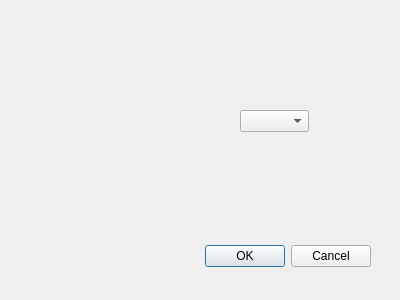
Before: the Qt Designer form insertdatadialog.ui in zhouGit-1991/FFF, drawn with Qt 5.
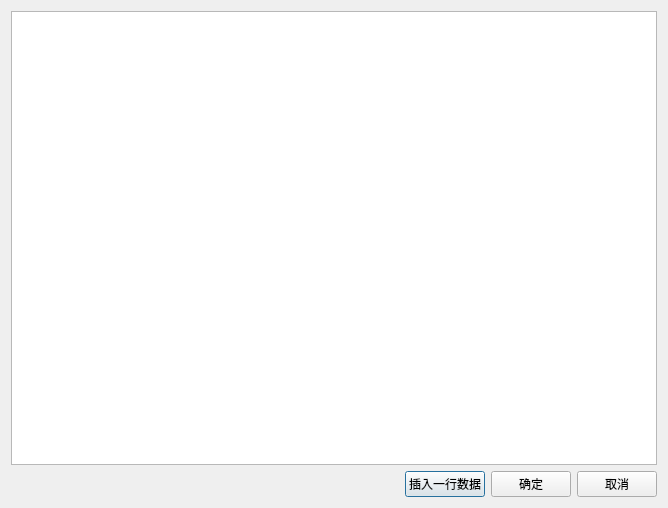
After: the same form once the commit is applied.

The edit to the form file:
```diff
--- a/insertdatadialog.ui
+++ b/insertdatadialog.ui
@@ -6,39 +6,56 @@
    <rect>
     <x>0</x>
     <y>0</y>
-    <width>400</width>
-    <height>300</height>
+    <width>668</width>
+    <height>508</height>
    </rect>
   </property>
   <property name="windowTitle">
    <string>Dialog</string>
   </property>
-  <widget class="QDialogButtonBox" name="buttonBox">
-   <property name="geometry">
-    <rect>
-     <x>30</x>
-     <y>240</y>
-     <width>341</width>
-     <height>32</height>
-    </rect>
-   </property>
-   <property name="orientation">
-    <enum>Qt::Horizontal</enum>
-   </property>
-   <property name="standardButtons">
-    <set>QDialogButtonBox::Cancel|QDialogButtonBox::Ok</set>
-   </property>
-  </widget>
-  <widget class="QComboBox" name="comboBox">
-   <property name="geometry">
-    <rect>
-     <x>240</x>
-     <y>110</y>
-     <width>69</width>
-     <height>22</height>
-    </rect>
-   </property>
-  </widget>
+  <layout class="QVBoxLayout" name="verticalLayout">
+   <item>
+    <widget class="QTableWidget" name="tableWidget"/>
+   </item>
+   <item>
+    <layout class="QHBoxLayout" name="horizontalLayout">
+     <item>
+      <spacer name="horizontalSpacer">
+       <property name="orientation">
+        <enum>Qt::Horizontal</enum>
+       </property>
+       <property name="sizeHint" stdset="0">
+        <size>
+         <width>40</width>
+         <height>20</height>
+        </size>
+       </property>
+      </spacer>
+     </item>
+     <item>
+      <widget class="QPushButton" name="pushButton_3">
+       <property name="text">
+        <string>插入一行数据</string>
+       </property>
+      </widget>
+     </item>
+     <item>
+      <widget class="QPushButton" name="pushButton">
+       <property name="text">
+        <string>确定</string>
+       </property>
+      </widget>
+     </item>
+     <item>
+      <widget class="QPushButton" name="pushButton_2">
+       <property name="text">
+        <string>取消</string>
+       </property>
+      </widget>
+     </item>
+    </layout>
+   </item>
+  </layout>
  </widget>
  <resources/>
  <connections>
```
Left out of the diff: 37 changed lines with no effect on the pictures.
